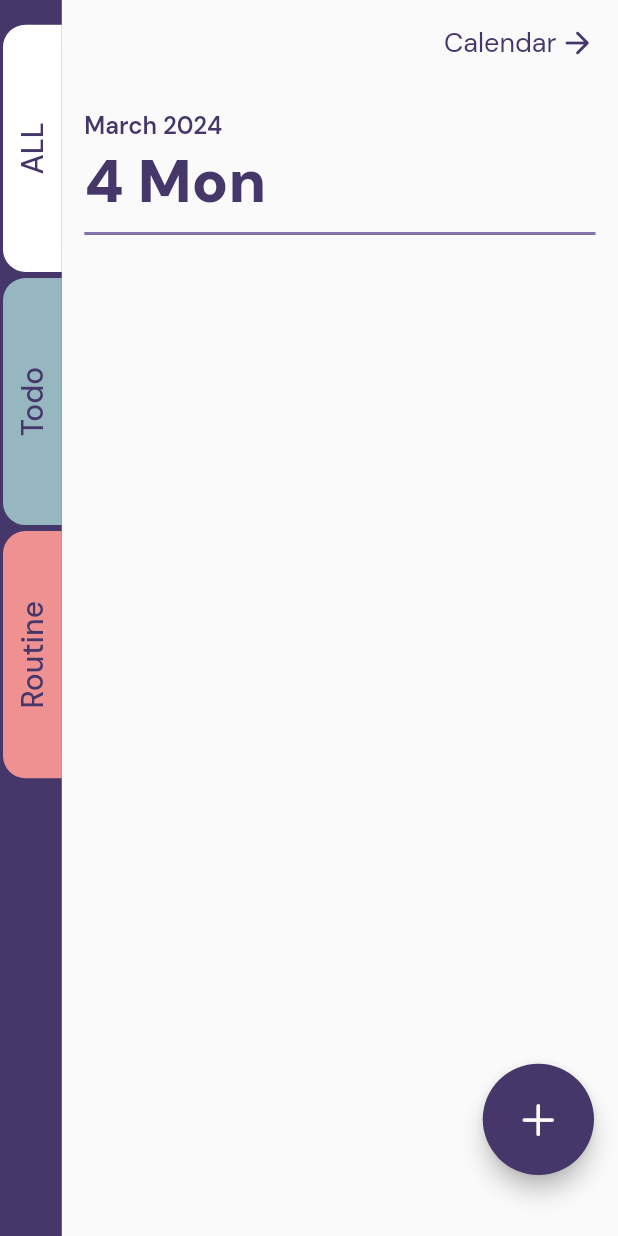
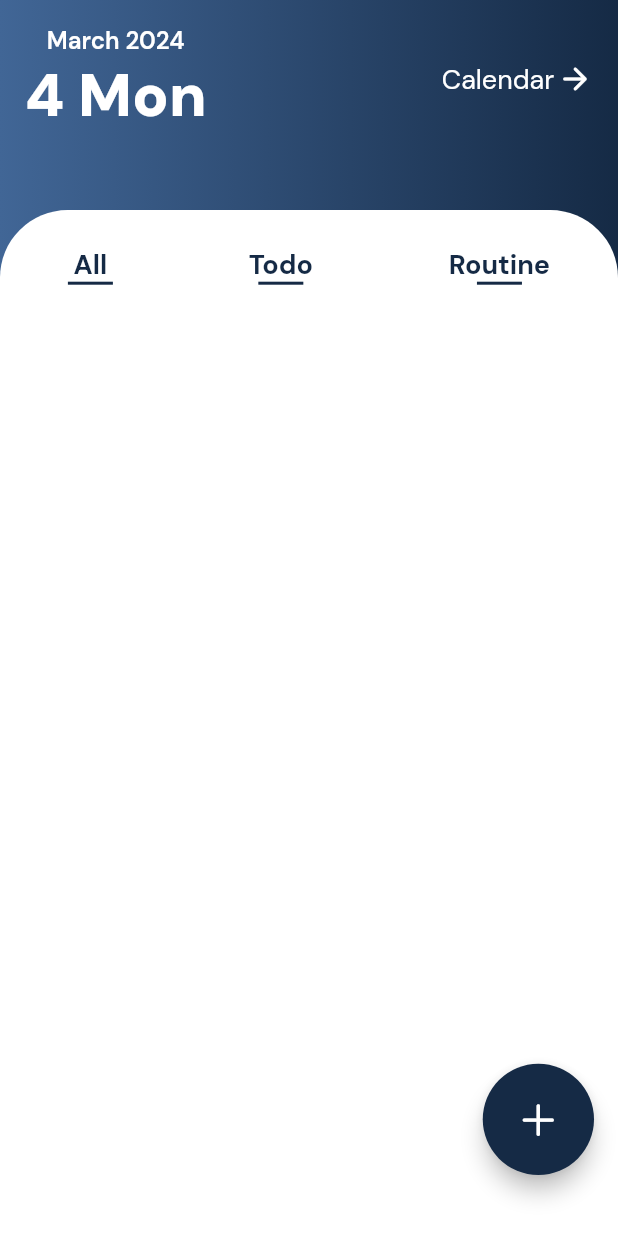
Before and after one commit to sujisujitha1999/todo-app, a Flutter app: the screen it shows once a user with an empty profile is signed in, on a phone screen of 412 x 824 dp. Run offline on Flutter 3.47's test engine with Material 2 defaults, Android fonts, the phone set to English and light mode, and no system bars; our stand-ins replace cloud_firestore, firebase_auth, firebase_core, get, google_fonts, logger; accounts and stored records are empty; network calls fail.

Commit message:
now we can make todos done

```diff
--- a/lib/constant.dart
+++ b/lib/constant.dart
@@ -1,6 +1,24 @@
 import 'package:flutter/material.dart';
 
-Color violet = Color(0xff45376a);
-Color todoColor = Color(0xff97b7c0);
-Color routinecolor = Color(0xffef9191);
-Color backgroundColor = Color(0xffddd0c8);
+// Color violet = Color(0xff45376a);
+Color violet = Color(0xff152a45);
+Color violetLight = Color.fromARGB(255, 65, 102, 150);
+// Color todoColor = Color(0xff97b7c0);
+// Color routinecolor = Color(0xffef9191);
+// Color backgroundColor = Color(0xffddd0c8);
+// Color pink = Color(0xfffdccc7);
+
+// Color midLightGreen = Color(0xff7f8f6e);
+// Color lightGreen = Color(0xffadb191);
+// Color darkGreen = Color(0xff596535);
+
+// Color darkSageGreen = Color(0xff585E48);
+// Color sageGreen = Color(0xff909682);
+// Color darkPink = Color(0xffC7A492);
+// Color pink = Color(0xffEFCFC9);
+// Color lightPink = Color(0xffEDE1DE);
+
+class Constants {
+  static const String kTodoStatusDone = "done";
+  static const String kTodoStatusUndone = "undone";
+}
--- a/lib/model/todo_model.dart
+++ b/lib/model/todo_model.dart
@@ -7,6 +7,7 @@ class TodoModel {
   String? dateTime;
   bool? priority;
   String? type;
+  bool? status;
 
   TodoModel(
       {this.id,
@@ -14,7 +15,8 @@ class TodoModel {
       this.description,
       this.dateTime,
       this.priority,
-      this.type});
+      this.type,
+      this.status});
 
   TodoModel.fromJson(Map<String, dynamic> json) {
     if (json["id"] is String) {
@@ -35,6 +37,9 @@ class TodoModel {
     if (json["type"] is String) {
       type = json["type"];
     }
+    if (json["status"] is String) {
+      status = json["status"];
+    }
   }
 
   factory TodoModel.fromSnapshot(
@@ -46,7 +51,8 @@ class TodoModel {
         description: data["description"],
         priority: data["priority"],
         title: data["title"],
-        type: data["type"]);
+        type: data["type"],
+        status: data["status"]);
   }
   Map<String, dynamic> toJson() {
     final Map<String, dynamic> _data = <String, dynamic>{};
@@ -56,6 +62,7 @@ class TodoModel {
     _data["dateTime"] = dateTime;
     _data["priority"] = priority;
     _data["type"] = type;
+    _data["status"] = status;
     return _data;
   }
 }
--- a/lib/pages/add_item/add_item_controller.dart
+++ b/lib/pages/add_item/add_item_controller.dart
@@ -32,6 +32,7 @@ class AddItemController extends GetxController {
     todoData.dateTime = selectedDate.value.toString();
     todoData.priority = goingToMakePriority.value;
     todoData.id = uniqueId;
+    todoData.status = false;
     dynamic response = await FirebaseDatabase().storeData(todoData, uniqueId);
     if (response == null) {
       clearData();
--- a/lib/pages/todo_list/components/todo_card.dart
+++ b/lib/pages/todo_list/components/todo_card.dart
@@ -1,3 +1,5 @@
+import 'dart:math';
+
 import 'package:flutter/material.dart';
 import 'package:get/get.dart';
 import 'package:todo_app/constant.dart';
@@ -19,61 +21,111 @@ class TodoListContainer extends GetView<TodoListController> {
 
   @override
   Widget build(BuildContext context) {
-    return SafeArea(
+    return Container(
+      height: h * .83,
+      decoration: const BoxDecoration(
+          color: Colors.white,
+          borderRadius: BorderRadius.only(
+              topRight: Radius.circular(45), topLeft: Radius.circular(45))),
       child: Padding(
-        padding: const EdgeInsets.symmetric(horizontal: 15),
-        child: SingleChildScrollView(
+        padding: EdgeInsets.only(top: h * .03),
         child: Column(
+          children: [
+            SizedBox(
+              height: h * .08,
+              child: Row(
+                mainAxisAlignment: MainAxisAlignment.spaceAround,
                 crossAxisAlignment: CrossAxisAlignment.start,
                 children: [
-              u.vFill(h * .02),
-              Row(
-                mainAxisAlignment: MainAxisAlignment.end,
+                  for (int i = 0; i < 3; i++)
+                    Column(
+                      mainAxisSize: MainAxisSize.min,
                       children: [
                         u.TextWithDmSans(
-                    text: "Calendar",
+                          text: i == 0 ? "All" : (i == 1 ? "Todo" : "Routine"),
+                          weight: FontWeight.w700,
                           fontSize: 18,
                           color: violet,
                         ),
-                  u.hFill(2),
-                  Icon(
-                    Icons.arrow_forward_rounded,
+                        // Text()
+                        Container(
                           color: violet,
+                          height: 2,
+                          width: 30,
+                        )
+                      ],
                     )
                 ],
               ),
-              u.vFill(h * .04),
-              u.TextWithDmSans(
-                text: "${u.getMonthName(today)} ${today.year}",
-                color: violet,
-                fontSize: 16,
-                weight: FontWeight.w600,
             ),
-              u.TextWithDmSans(
-                  text: "${today.day} ${u.getWeekDay(today)}",
-                  color: violet,
-                  fontSize: 40,
-                  weight: FontWeight.w900),
-              u.vFill(h * .01),
-              Container(
-                  height: 2,
-                  width: w,
-                  color: const Color.fromARGB(255, 129, 114, 169)),
-              u.vFill(h * .02),
-              TodoListView(
+            SizedBox(
+              height: h * .72,
+              child: GetBuilder<TodoListController>(builder: (cont) {
+                return controller.isGettingTodos.value
+                    ? const Center(child: CircularProgressIndicator())
+                    : TodoList(
                         controller: controller,
                         w: w,
+                      );
+              }),
             ),
           ],
-          ),
         ),
       ),
     );
   }
 }
 
-class TodoListView extends StatelessWidget {
-  const TodoListView({
+class TimeAndCalendarHeader extends StatelessWidget {
+  const TimeAndCalendarHeader({
+    super.key,
+    required this.h,
+    required this.today,
+  });
+
+  final double h;
+  final DateTime today;
+
+  @override
+  Widget build(BuildContext context) {
+    return Row(
+      children: [
+        Column(
+          crossAxisAlignment: CrossAxisAlignment.center,
+          children: [
+            u.TextWithDmSans(
+              text: "${u.getMonthName(today)} ${today.year}",
+              color: Colors.white,
+              fontSize: 16,
+              weight: FontWeight.w600,
+            ),
+            u.TextWithDmSans(
+                text: "${today.day} ${u.getWeekDay(today)}",
+                // color: darkGreen,
+                color: Colors.white,
+                fontSize: 40,
+                weight: FontWeight.w900),
+          ],
+        ),
+        Spacer(),
+        u.TextWithDmSans(
+          text: "Calendar",
+          fontSize: 18,
+          color: Colors.white,
+        ),
+        u.hFill(2),
+        Icon(
+          Icons.arrow_forward_rounded,
+          // color: darkGreen,
+          color: Colors.white,
+        )
+      ],
+    );
+  }
+}
+
+class TodoList extends StatelessWidget {
+  const TodoList({
     super.key,
     required this.controller,
     required this.w,
@@ -85,17 +137,21 @@ class TodoListView extends StatelessWidget {
   @override
   Widget build(BuildContext context) {
     return ListView.builder(
-      physics: const NeverScrollableScrollPhysics(),
-      shrinkWrap: true,
       itemCount: controller.todoList.length,
       itemBuilder: (BuildContext context, int index) {
-        return InkWell(
-          onTap: () => showTaskDetails(w, controller, index),
-          child: Container(
-            padding: const EdgeInsets.only(top: 25, bottom: 25, right: 20),
+        return
+            // InkWell(
+            // onTap: () => showTaskDetails(w, controller, index),
+            // child:
+            Container(
+          margin: EdgeInsets.only(bottom: 5, left: w * .02, right: w * .02),
+          padding:
+              const EdgeInsets.only(top: 25, bottom: 25, right: 20, left: 10),
           decoration: BoxDecoration(
-                border:
-                    Border(bottom: BorderSide(color: Colors.grey.shade200))),
+            color: Colors.blue.withOpacity(0.1),
+            borderRadius: BorderRadius.circular(15),
+            // border: Border.all(color: violet, width: 0.2)
+          ),
           child: Row(
             children: [
               SizedBox(
@@ -106,31 +162,31 @@ class TodoListView extends StatelessWidget {
                       borderRadius: BorderRadius.circular(3)),
                   activeColor: violet,
                   checkColor: Colors.white,
-                    value: false,
-                    onChanged: (value) {},
+                  value: controller.todoList[index].status ?? false,
+                  onChanged: (value) {
+                    controller.showConfirmStatus(
+                        controller.todoList[index], value!);
+                  },
                 ),
               ),
               u.hFill(10),
               SizedBox(
-                  width: w * .6,
+                width: w * .76,
                 child: u.TextWithDmSans(
                   text: controller.todoList[index].title ?? "--",
                   fontSize: 17,
                   weight: FontWeight.w500,
+                  decoration: controller.todoList[index].status!
+                      ? TextDecoration.lineThrough
+                      : TextDecoration.none,
                   color: violet,
                 ),
               ),
               const Spacer(),
-                SizedBox(
-                  width: 24.0,
-                  child: IconButton(
-                      onPressed: () {},
-                      icon: Icon(Icons.delete, color: Colors.red.shade400)),
-                )
             ],
           ),
-          ),
         );
+        // );
       },
     );
   }
--- a/lib/pages/todo_list/todo_list_controller.dart
+++ b/lib/pages/todo_list/todo_list_controller.dart
@@ -1,9 +1,15 @@
+import 'dart:math';
+
+import 'package:flutter/material.dart';
 import 'package:get/get.dart';
+import 'package:todo_app/constant.dart';
 import 'package:todo_app/model/todo_model.dart';
 import '../../firebase/firebase_database.dart';
+import 'package:todo_app/utils.dart' as u;
 
 class TodoListController extends GetxController {
   var isGettingTodos = false.obs;
+  RxInt selectedTodo = RxInt(-1);
   var todoList = <TodoModel>[].obs;
   String searchFromRange = "";
   String searchToRange = "";
@@ -19,7 +25,18 @@ class TodoListController extends GetxController {
         .toString();
   }
 
+  searchByAnyDay(DateTime startDate, DateTime endDate) {
+    searchFromRange = DateTime(startDate.year, startDate.month, startDate.day)
+        .microsecondsSinceEpoch
+        .toString();
+    searchToRange = DateTime(endDate.year, endDate.month, endDate.day)
+        .add(const Duration(days: 1))
+        .microsecondsSinceEpoch
+        .toString();
+  }
+
   getTodos() async {
+    selectedTodo.value = -1;
     isGettingTodos.value = true;
 
     todoList.value =
@@ -27,4 +44,63 @@ class TodoListController extends GetxController {
     isGettingTodos.value = false;
     update();
   }
+
+  makeDone(bool isDone, TodoModel todo) async {
+    u.showLoading("Updating");
+    todo.status = isDone;
+    FirebaseDatabase().updateData(todo).then((value) {
+      u.closeLoading();
+      Get.back();
+      getTodos();
+    });
+  }
+
+  showConfirmStatus(TodoModel todo, bool isDone) {
+    return Get.defaultDialog(
+        // backgroundColor: ,
+        title: "Confirmation",
+        content: u.TextWithDmSans(
+          text: "Are you sure to mark this ${todo.status! ? "Done" : "Undone"}",
+        ),
+        actions: [
+          OutlinedButton(
+              style: OutlinedButton.styleFrom(side: BorderSide(color: violet)),
+              onPressed: () {
+                Get.back();
+              },
+              child: u.TextWithDmSans(text: "No", color: violet)),
+          u.hFill(20),
+          ElevatedButton(
+              style: ElevatedButton.styleFrom(backgroundColor: violet),
+              onPressed: () {
+                makeDone(isDone, todo);
+              },
+              child: u.TextWithDmSans(
+                text: "Yes",
+              ))
+        ]);
+  }
+
+  List<Color> colors = [
+    Colors.amber.withOpacity(0.2),
+    Colors.pink.withOpacity(0.2),
+    Colors.cyan.withOpacity(0.2),
+    Colors.green.withOpacity(0.2),
+    Colors.deepOrange.withOpacity(0.2),
+    Colors.blueGrey.withOpacity(0.2),
+    Colors.indigo.withOpacity(0.2)
+  ];
+  List<Color> dimColors = [
+    Colors.amber.withOpacity(0.1),
+    Colors.pink.withOpacity(0.1),
+    Colors.cyan.withOpacity(0.1),
+    Colors.green.withOpacity(0.1),
+    Colors.deepOrange.withOpacity(0.1),
+    Colors.blueGrey.withOpacity(0.1),
+    Colors.indigo.withOpacity(0.1)
+  ];
+  List<Color> getColors() {
+    int random = Random().nextInt(6);
+    return [colors[random], dimColors[random]];
+  }
 }
--- a/lib/pages/todo_list/todo_list_view.dart
+++ b/lib/pages/todo_list/todo_list_view.dart
@@ -7,6 +7,7 @@ import 'package:todo_app/utils.dart';
 
 import '../add_item/add_item_view.dart';
 import 'components/todo_card.dart';
+import 'package:todo_app/utils.dart' as u;
 
 class HomeView extends GetView<TodoListController> {
   HomeView({super.key});
@@ -17,48 +18,38 @@ class HomeView extends GetView<TodoListController> {
     double w = MediaQuery.of(context).size.width;
     double h = MediaQuery.of(context).size.height;
     return Scaffold(
-      body: GetBuilder<TodoListController>(builder: (cont) {
-        return controller.isGettingTodos.value
-            ? const Center(child: CircularProgressIndicator())
-            : Row(
-                crossAxisAlignment: CrossAxisAlignment.start,
+      body: Stack(
         children: [
           Container(
-                    color: violet,
-                    width: w * .1,
-                    child: SafeArea(
+            padding: EdgeInsets.symmetric(horizontal: w * .02),
+            height: h,
+            width: w,
+            decoration: BoxDecoration(
+                gradient: LinearGradient(colors: [violetLight, violet])),
             child: Column(
               children: [
-                          vFill(h * .02),
-                          SideButton(
-                            h: h,
-                            text: "ALL",
-                            textColor: violet,
-                            backgroundColor: Colors.white,
+                u.vFill(h * .02),
+                Padding(
+                  padding: EdgeInsets.symmetric(horizontal: w * .02),
+                  child: TimeAndCalendarHeader(h: h, today: today),
                 ),
-                          vFill(4),
-                          SideButton(
-                              h: h,
-                              text: "Todo",
-                              textColor: violet,
-                              backgroundColor: todoColor),
-                          vFill(4),
-                          SideButton(
-                              h: h,
-                              text: "Routine",
-                              textColor: violet,
-                              backgroundColor: routinecolor)
               ],
             ),
           ),
-                  ),
-                  SizedBox(
-                    width: w * .9,
-                    child: TodoListContainer(h: h, today: today, w: w * .9),
+          Positioned(
+              right: 0,
+              left: 0,
+              bottom: 0,
+              child: TodoListContainer(h: h, today: today, w: w))
+        ],
       )
-                ],
-              );
-      }),
+
+      /* GetBuilder<TodoListController>(builder: (cont) {
+        return controller.isGettingTodos.value
+            ? const Center(child: CircularProgressIndicator())
+            : TodoListContainer(h: h, today: today, w: w);
+      }),*/
+      ,
       floatingActionButton: SizedBox(
           height: h * .15,
           width: w * .18,
@@ -119,3 +110,40 @@ class SideButton extends StatelessWidget {
     );
   }
 }
+
+/* Container(
+                    color: violet,
+                    width: w * .1,
+                    child: SafeArea(
+                      child: Column(
+                        children: [
+                          vFill(h * .02),
+                          SideButton(
+                            h: h,
+                            text: "ALL",
+                            textColor: violet,
+                            backgroundColor: Colors.white,
+                          ),
+                          vFill(4),
+                          SideButton(
+                              h: h,
+                              text: "Todo",
+                              textColor: violet,
+                              backgroundColor: todoColor),
+                          vFill(4),
+                          SideButton(
+                              h: h,
+                              text: "Routine",
+                              textColor: violet,
+                              backgroundColor: routinecolor)
+                        ],
+                      ),
+                    ),
+                  ),*/
+
+bgWhiteContainer(Widget child) {
+  return Container(
+    color: Colors.white,
+    child: child,
+  );
+}
--- a/lib/utils.dart
+++ b/lib/utils.dart
@@ -19,21 +19,27 @@ String getFullDate(DateTime day) {
 
 class TextWithDmSans extends StatelessWidget {
   const TextWithDmSans(
-      {super.key, required this.text, this.color, this.weight, this.fontSize});
+      {super.key,
+      required this.text,
+      this.color,
+      this.weight,
+      this.fontSize,
+      this.decoration});
   final String text;
   final Color? color;
   final FontWeight? weight;
   final double? fontSize;
+  final TextDecoration? decoration;
 
   @override
   Widget build(BuildContext context) {
     return Text(
       text,
       style: GoogleFonts.dmSans(
-        color: color,
-        fontSize: fontSize,
-        fontWeight: weight,
-      ),
+          color: color,
+          fontSize: fontSize,
+          fontWeight: weight,
+          decoration: decoration),
     );
   }
 }
```
Also changed, not shown: lib/firebase/firebase_database.dart (+15 -0 lines), lib/pages/login/login_view.dart (+31 -11 lines). Lines whose indentation alone changed are shown as unchanged.
